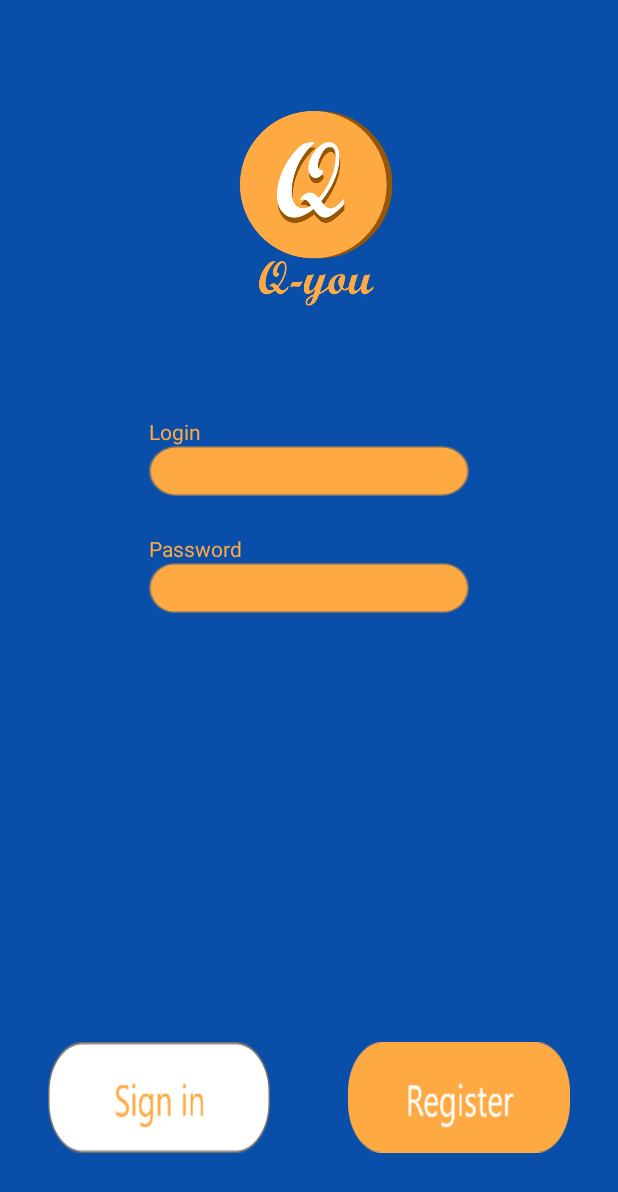
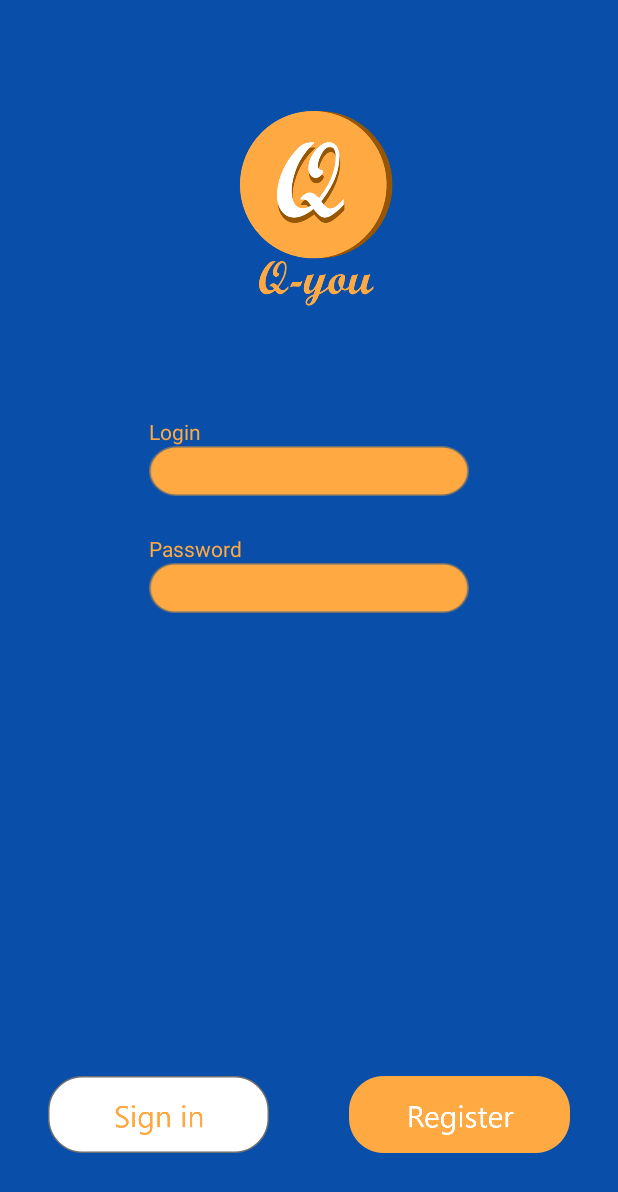
Before and after one commit to jedrzejleder/HackYeahApp, an Android app: the screen it shows after launch (MainActivity), on a phone screen of 412 x 824 dp. Shown: the top 1192 px of the screen. Run offline under Robolectric (Android 15) with nearby library versions, the phone set to English and light mode, and no system bars.

Commit message:
GUI improvements

```diff
--- a/app/src/main/res/layout/activity_main.xml
+++ b/app/src/main/res/layout/activity_main.xml
@@ -54,8 +54,8 @@
 
     <Button
         android:id="@+id/btnLogin"
-        android:layout_width="148dp"
-        android:layout_height="74dp"
+        android:layout_width="147dp"
+        android:layout_height="51dp"
         android:layout_marginStart="32dp"
         android:layout_marginBottom="55dp"
         android:background="@drawable/signinbutton"
@@ -64,8 +64,8 @@
 
     <Button
         android:id="@+id/btnRegister"
-        android:layout_width="148dp"
-        android:layout_height="74dp"
+        android:layout_width="147dp"
+        android:layout_height="51dp"
         android:layout_marginEnd="32dp"
         android:layout_marginBottom="55dp"
         android:background="@drawable/registerbutton"
--- a/app/src/main/res/layout/activity_register.xml
+++ b/app/src/main/res/layout/activity_register.xml
@@ -84,10 +84,10 @@
 
     <Button
         android:id="@+id/btnGotit"
-        android:layout_width="148dp"
-        android:layout_height="74dp"
+        android:layout_width="147dp"
+        android:layout_height="51dp"
         android:layout_marginBottom="55dp"
-        android:text="Got it!"
+        android:background="@drawable/gotit"
         app:layout_constraintBottom_toBottomOf="parent"
         app:layout_constraintEnd_toEndOf="parent"
         app:layout_constraintStart_toStartOf="parent" />
```
Also changed, not shown: app/src/main/res/drawable-hdpi/gotit.png (added), app/src/main/res/drawable-ldpi/gotit.png (added), app/src/main/res/drawable-mdpi/gotit.png (added), app/src/main/res/drawable-xhdpi/gotit.png (added), app/src/main/res/drawable-xxhdpi/gotit.png (added), app/src/main/res/drawable-xxxhdpi/gotit.png (added).
